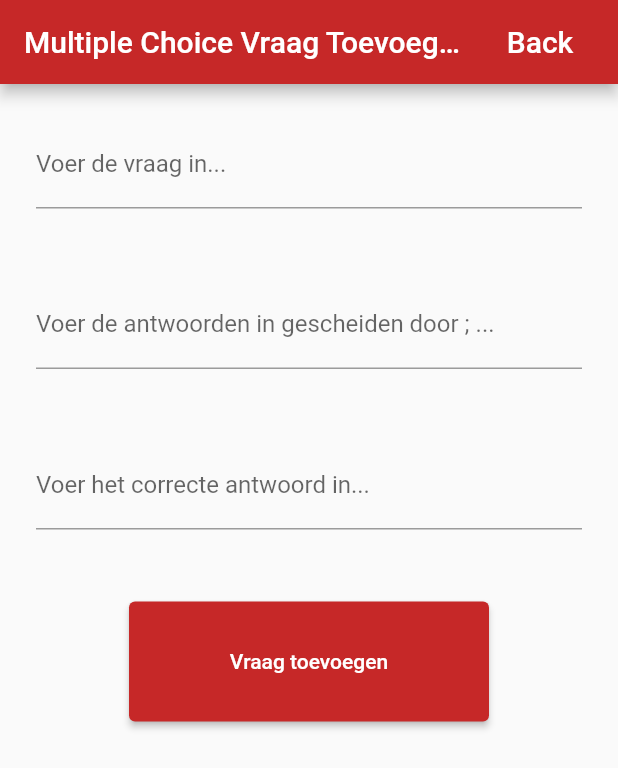
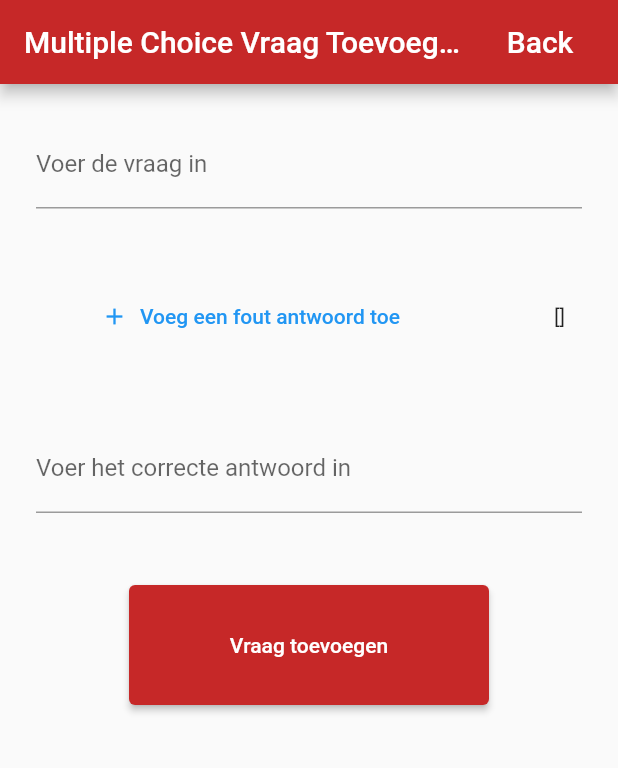
Before and after one commit to samoTh137/IntroMobileProject, a Flutter app: the AddMultipleChoice screen opened directly, after a tap on "Vraag toevoegen", on a phone screen of 412 x 824 dp. Shown: the top 768 px of the screen. Run offline on Flutter 3.47's test engine with Material 2 defaults, Android fonts, the phone set to English and light mode, and no system bars; our stand-ins replace circular_countdown_timer, dropdown_button2, firebase_auth, firebase_core, firebase_database; accounts and stored records are empty.

Commit message:
Firebase Question Saving
Questions can now be saved to the Realtime Database on firebase! Only multiple choice questions have been implemented.

```diff
--- a/geo_exam/lib/Admin/Add_questions/AddMultipleChoice.dart
+++ b/geo_exam/lib/Admin/Add_questions/AddMultipleChoice.dart
@@ -1,4 +1,14 @@
 import 'package:flutter/material.dart';
+import 'package:firebase_database/firebase_database.dart';
+import 'package:geo_exam/Admin/ChangePassword.dart';
+
+FirebaseDatabase database = FirebaseDatabase.instance;
+
+String _vraag = "";
+String _juistantwoord = "";
+List<String> _fouteantwoorden = [];
+String _foutantwoord = "";
+String _error= "";
 
 class AddMultipleChoice extends StatefulWidget {
   @override
@@ -34,65 +44,85 @@ class _AddMultipleChoiceState extends State<AddMultipleChoice> {
             Row(
               mainAxisAlignment: MainAxisAlignment.spaceAround,
               children: [
-                Flexible(child:
-                Padding(
+                Flexible(
+                  child: Padding(
                     padding: EdgeInsets.all(24),
                     child: TextFormField(
                         decoration: const InputDecoration(
                           border: UnderlineInputBorder(),
-                      labelText: 'Voer de vraag in...',
+                          labelText: 'Voer de vraag in',
                         ),
-                  ),
+                        onChanged: (value) {
+                          setState(() {
+                            _vraag = value;
+                          });
+                        }),
                   ),
                 ),
               ],
             ),
-
             Row(
               mainAxisAlignment: MainAxisAlignment.spaceAround,
               children: [
-                Flexible(child:
-                Padding(
+                Flexible(
+                  child: Padding(
+                      padding: EdgeInsets.all(24),
+                      child: TextButton.icon(
+                        onPressed: () {
+                          _displayDialog();
+                        },
+                        icon: Icon(Icons.add, size: 18),
+                        label: Text("Voeg een fout antwoord toe"),
+                      )),
+                ),
+                Text(_fouteantwoorden.toString()),
+              ],
+            ),
+            Row(
+              mainAxisAlignment: MainAxisAlignment.spaceAround,
+              children: [
+                Flexible(
+                  child: Padding(
                     padding: EdgeInsets.all(24),
                     child: TextFormField(
                         decoration: const InputDecoration(
                           border: UnderlineInputBorder(),
-                      labelText: 'Voer de antwoorden in gescheiden door ; ...',
+                          labelText: 'Voer het correcte antwoord in',
                         ),
-                  ),
+                        onChanged: (value) {
+                          setState(() {
+                            _juistantwoord = value;
+                          });
+                        }),
                   ),
                 ),
               ],
             ),
-
             Row(
               mainAxisAlignment: MainAxisAlignment.spaceAround,
               children: [
-                Flexible(child:
-                Padding(
-                  padding: EdgeInsets.all(24),
-                  child: TextFormField(
-                    decoration: const InputDecoration(
-                      border: UnderlineInputBorder(),
-                      labelText: 'Voer het correcte antwoord in...',
-                    ),
-                  ),
-                ),
-                ),
-              ],
-            ),
-
-            Row(
-              mainAxisAlignment: MainAxisAlignment.spaceAround,
-              children: [
-                Flexible(child :
-                Padding(
+                Flexible(
+                  child: Padding(
                     padding: const EdgeInsets.all(24.0),
                     child: ElevatedButton(
-                    onPressed: () {},
+                      onPressed: () async {
+                        _foutantwoord = _fouteantwoorden.toString();
+                        _foutantwoord.replaceFirst("[", "");
+                        _foutantwoord.replaceRange(_fouteantwoorden.length-1,_fouteantwoorden.length,"");
+
+                        FirebaseDatabase.instance.ref("Vragen/$_vraag")
+                        .set({
+                          "Vraag": _vraag,
+                          "Correct Antwoord": {_juistantwoord},
+                          "Foute Antwoorden": {_foutantwoord}
+                        })
+                        .then((_) {_error = "Successfully uploaded Question!";showErrorDialog(context);})
+                        .catchError((error) {_error = "An error occured! Please try again.";showErrorDialog(context);});
+                        _fouteantwoorden.clear();
+                      },
                       style: ElevatedButton.styleFrom(
                         primary: Colors.red[800], // set the background color
-                      fixedSize: const Size(240,80),
+                        fixedSize: const Size(240, 80),
                       ),
                       child: const Text('Vraag toevoegen'),
                     ),
@@ -101,7 +131,68 @@ class _AddMultipleChoiceState extends State<AddMultipleChoice> {
               ],
             ),
           ],
-        )
+        ));
+  }
+
+  final TextEditingController _textFieldController = TextEditingController();
+
+  Future<void> _displayDialog() async {
+    return showDialog<void>(
+      context: context,
+      barrierDismissible: false, // user must tap button!
+      builder: (BuildContext context) {
+        return AlertDialog(
+          title: const Text('Add a new answer'),
+          content: TextField(
+            controller: _textFieldController,
+            decoration: const InputDecoration(hintText: 'Type a wrong answer'),
+          ),
+          actions: <Widget>[
+            TextButton(
+              child: const Text('Add'),
+              onPressed: () {
+                Navigator.of(context).pop();
+                _addWrongAnswer(_textFieldController.text);
+              },
+            ),
+          ],
+        );
+      },
     );
   }
+
+  void _addWrongAnswer(String name) {
+    setState(() {
+      _fouteantwoorden.add(_textFieldController.text);
+    });
+    _textFieldController.clear();
   }
+}
+
+showErrorDialog(BuildContext context) {
+
+  // set up the button
+  Widget okButton = TextButton(
+    child: Text("OK"),
+    onPressed: () {
+      Navigator.of(context).pop();
+    },
+  );
+
+  // set up the AlertDialog
+  AlertDialog alert = AlertDialog(
+    title: Text("Something happened!"),
+    content: Text(_error),
+    actions: [
+      okButton,
+    ],
+  );
+
+  // show the dialog
+  showDialog(
+    context: context,
+    builder: (BuildContext context) {
+      return alert;
+    },
+  );
+}
--- a/geo_exam/lib/main.dart
+++ b/geo_exam/lib/main.dart
@@ -7,6 +7,7 @@ Future<void> main() async {
   WidgetsFlutterBinding.ensureInitialized();
   runApp(MyApp());
 }
+
 
 class MyApp extends StatelessWidget {
   final Future<FirebaseApp> _fbApp = Firebase.initializeApp(
--- a/geo_exam/pubspec.yaml
+++ b/geo_exam/pubspec.yaml
@@ -39,6 +39,7 @@ dependencies:
   cupertino_icons: ^1.0.2
   firebase_core: ^1.16.0
   firebase_auth: ^3.3.17
+  firebase_database: ^9.0.14
 
 dev_dependencies:
   flutter_test:
```
Also changed, not shown: geo_exam/lib/firebase_options.dart, 1 other file. Lines whose indentation alone changed are shown as unchanged.
